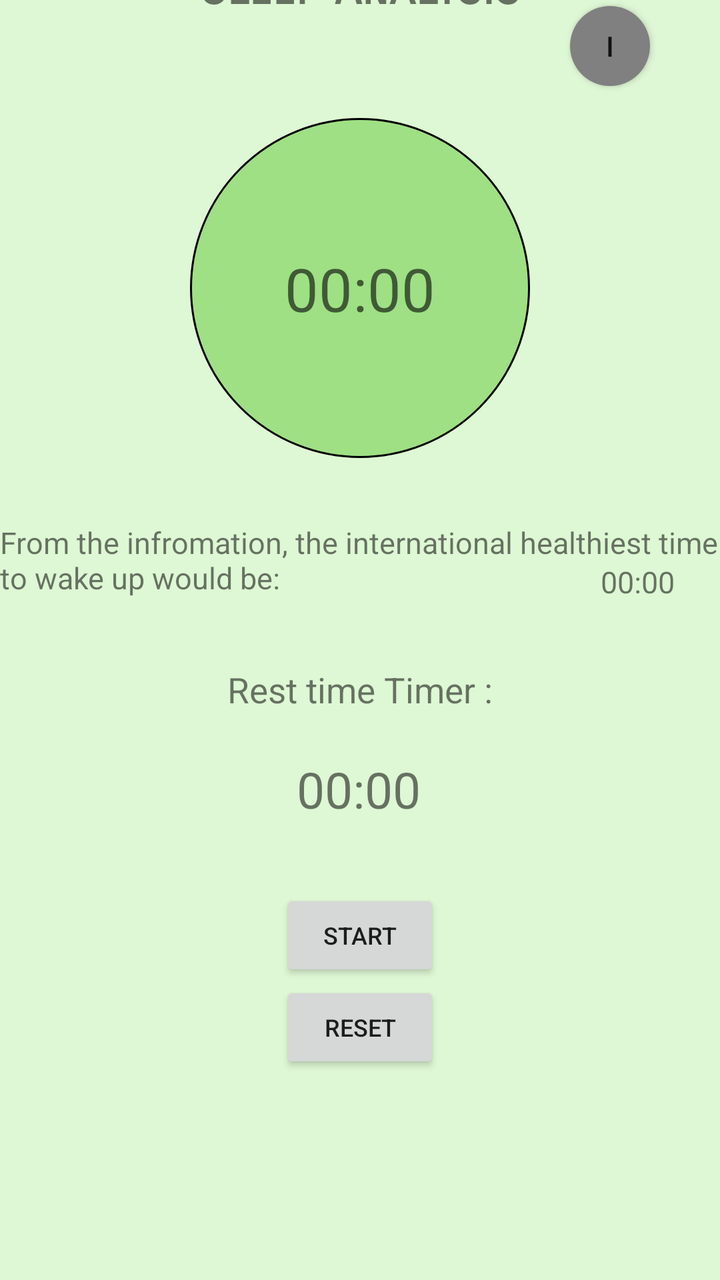
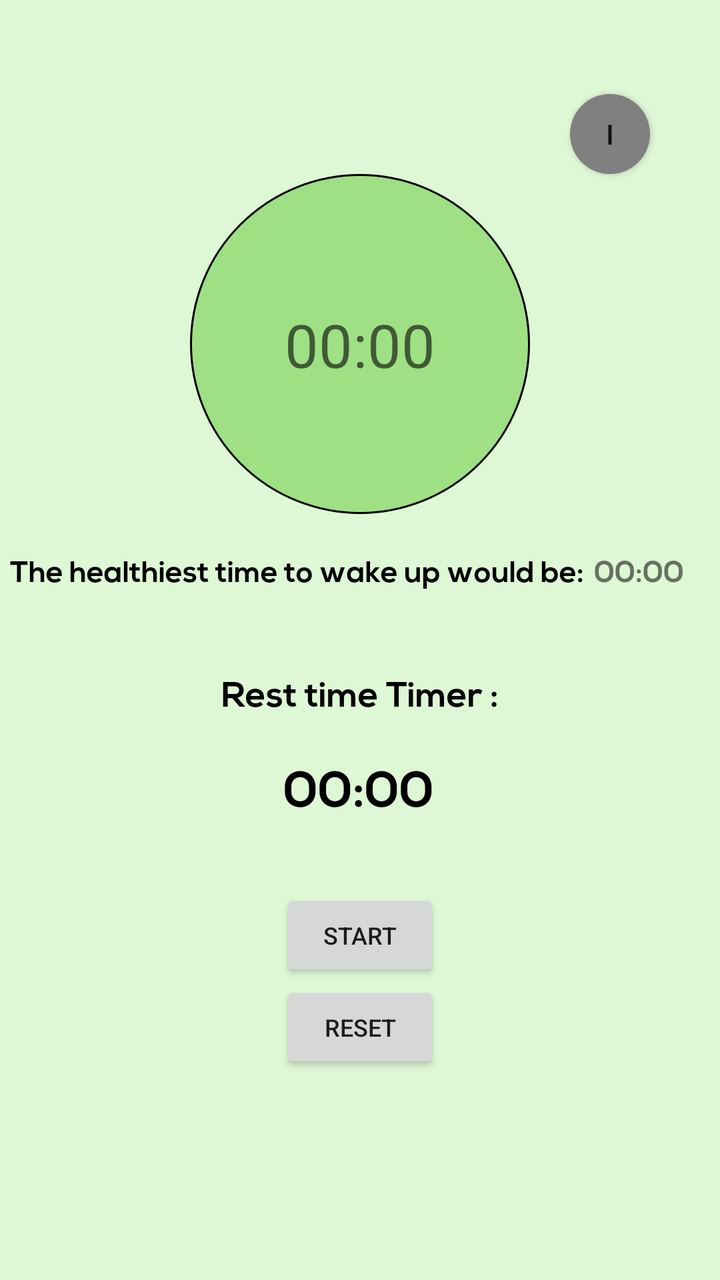

Two renders of the same Android screen: before a commit and after it. Below are the layout's source before the change and the commit's diff.
<!-- AndroidManifest.xml: application theme Theme.Silva -->
<!-- res/layout/activity_sleep_analysis.xml -->
<?xml version="1.0" encoding="utf-8"?>
<androidx.constraintlayout.widget.ConstraintLayout xmlns:android="http://schemas.android.com/apk/res/android"
    xmlns:app="http://schemas.android.com/apk/res-auto"
    xmlns:tools="http://schemas.android.com/tools"
    android:layout_width="match_parent"
    android:layout_height="match_parent"
    android:background="#DEF7D4"

    tools:context=".SleepAnalysis">

    <TextView
        android:id="@+id/textView"
        android:layout_width="wrap_content"
        android:layout_height="wrap_content"
        android:fontFamily="sans-serif-smallcaps"
        android:text="@string/title_sleep_analysis_page"
        android:textAlignment="center"
        android:textSize="24sp"
        android:textStyle="bold"
        app:layout_constraintBottom_toTopOf="@+id/rec_info"
        app:layout_constraintEnd_toEndOf="parent"
        app:layout_constraintHorizontal_bias="0.5"
        app:layout_constraintStart_toStartOf="parent"
        app:layout_constraintTop_toTopOf="parent"
        app:layout_constraintVertical_bias="0.8" />

    <Button
        android:id="@+id/rec_info"
        android:layout_width="40dp"
        android:layout_height="40dp"
        android:layout_marginBottom="16dp"
        android:background="@drawable/roundedbutton"
        android:text="i"
        app:layout_constraintBottom_toTopOf="@+id/Set_time"
        app:layout_constraintEnd_toEndOf="parent"
        app:layout_constraintHorizontal_bias="0.891"
        app:layout_constraintStart_toStartOf="parent" />

    <ImageView
        android:id="@+id/Set_time"
        android:layout_width="170dp"
        android:layout_height="170dp"
        android:layout_marginBottom="32dp"
        app:layout_constraintBottom_toTopOf="@+id/textView4"
        app:layout_constraintEnd_toEndOf="parent"
        app:layout_constraintHorizontal_bias="0.5"
        app:layout_constraintStart_toStartOf="parent"
        app:srcCompat="@drawable/roundedtime" />

    <TextView
        android:id="@+id/time_dialog"
        android:layout_width="wrap_content"
        android:layout_height="wrap_content"
        android:hint="00:00"
        android:textAlignment="center"
        android:textSize="30sp"
        app:layout_constraintBottom_toBottomOf="@+id/Set_time"
        app:layout_constraintEnd_toEndOf="@+id/Set_time"
        app:layout_constraintStart_toStartOf="@+id/Set_time"
        app:layout_constraintTop_toTopOf="@+id/Set_time" />

    <TextView
        android:id="@+id/textView4"
        android:layout_width="wrap_content"
        android:layout_height="wrap_content"
        android:layout_marginBottom="32dp"
        android:height="40dp"
        android:textSize="15sp"
        android:text="@string/text_sleep_analysis_2"
        app:layout_constraintBottom_toTopOf="@+id/textView5"
        app:layout_constraintEnd_toEndOf="parent"
        app:layout_constraintStart_toStartOf="parent" />


    <TextView
        android:id="@+id/rec_time"
        android:layout_width="wrap_content"
        android:layout_height="wrap_content"
        android:text="00:00"
        android:textSize="15sp"
        app:layout_constraintBottom_toBottomOf="@+id/textView4"
        app:layout_constraintEnd_toEndOf="@+id/textView4"
        app:layout_constraintHorizontal_bias="0.93"
        app:layout_constraintStart_toStartOf="@+id/textView4"
        app:layout_constraintTop_toTopOf="@+id/textView4"
        app:layout_constraintVertical_bias="1.0" />

    <Button
        android:id="@+id/rec_ime_1"
        android:layout_width="80dp"
        android:layout_height="46dp"
        android:text="Start"
        android:textSize="12sp"
        app:layout_constraintBottom_toTopOf="@+id/rec_ime_3"
        app:layout_constraintEnd_toEndOf="parent"
        app:layout_constraintHorizontal_bias="0.5"
        app:layout_constraintStart_toStartOf="parent"
        app:layout_constraintTop_toTopOf="parent"
        app:layout_constraintVertical_bias="1.0" />

    <Button
        android:id="@+id/rec_ime_3"
        android:layout_width="80dp"
        android:layout_height="46dp"
        android:text="Reset"
        android:textSize="12sp"
        app:layout_constraintBottom_toBottomOf="parent"
        app:layout_constraintEnd_toEndOf="parent"
        app:layout_constraintHorizontal_bias="0.5"
        app:layout_constraintStart_toStartOf="parent"
        app:layout_constraintTop_toTopOf="parent"
        app:layout_constraintVertical_bias="0.826" />

    <TextView
        android:id="@+id/setalarm"
        android:layout_width="wrap_content"
        android:layout_height="wrap_content"
        android:text="00:00"
        android:textSize="25dp"
        app:layout_constraintBottom_toTopOf="@+id/rec_ime_1"
        app:layout_constraintEnd_toEndOf="parent"
        app:layout_constraintHorizontal_bias="0.498"
        app:layout_constraintStart_toStartOf="parent"
        app:layout_constraintTop_toTopOf="parent"
        app:layout_constraintVertical_bias="0.919" />

    <TextView
        android:id="@+id/textView5"
        android:layout_width="wrap_content"
        android:layout_height="wrap_content"
        android:text="Rest time Timer :"
        android:textSize="17.5dp"
        app:layout_constraintBottom_toTopOf="@+id/setalarm"
        app:layout_constraintEnd_toEndOf="parent"
        app:layout_constraintHorizontal_bias="0.5"
        app:layout_constraintStart_toStartOf="parent"
        app:layout_constraintTop_toTopOf="parent"
        app:layout_constraintVertical_bias="0.941" />


</androidx.constraintlayout.widget.ConstraintLayout>
<!-- resources referenced by this layout -->
<resources>
  <!-- drawable roundedbutton (drawable) -->
  <?xml version="1.0" encoding="utf-8"?>
  <shape xmlns:android="http://schemas.android.com/apk/res/android" android:shape="rectangle">
      <solid android:color="#808080"/>
      <corners android:bottomLeftRadius="40dp"
          android:bottomRightRadius="40dp"
          android:topLeftRadius="40dp"
          android:topRightRadius="40dp"/>
  </shape>
  <!-- drawable roundedtime (drawable) -->
  <?xml version="1.0" encoding="utf-8"?>
  <shape xmlns:android="http://schemas.android.com/apk/res/android" android:shape="rectangle">
      <solid android:color="#9fe084"/>
      <corners android:bottomLeftRadius="170dp"
          android:bottomRightRadius="170dp"
          android:topLeftRadius="170dp"
          android:topRightRadius="170dp"/>
      <stroke android:color="@color/black"
          android:width="1dp"/>
  </shape>
  <string name="text_sleep_analysis_2">From the infromation, the international healthiest time to wake up would be:</string>
  <string name="title_sleep_analysis_page">Sleep Analysis</string>
  <style name="Theme.Silva" parent="Theme.MaterialComponents.DayNight.DarkActionBar">
          
          <item name="colorPrimary">#009060</item>
          <item name="colorPrimaryVariant">#009060</item>
          <item name="colorOnPrimary">@color/black</item>
          
          <item name="colorSecondary">@color/teal_200</item>
          <item name="colorSecondaryVariant">@color/teal_700</item>
          <item name="colorOnSecondary">@color/black</item>
          
          <item name="android:statusBarColor" tools:targetApi="l">?attr/colorPrimaryVariant</item>
          
      </style>
  <color name="black">#FF000000</color>
  <color name="teal_200">#FF03DAC5</color>
  <color name="teal_700">#FF018786</color>
</resources>

<!-- the commit's change to res/layout/activity_sleep_analysis.xml (unified diff, before → after) -->
@@ -12,11 +12,13 @@
         android:id="@+id/textView"
         android:layout_width="wrap_content"
         android:layout_height="wrap_content"
-        android:fontFamily="sans-serif-smallcaps"
+        android:fontFamily="@font/nexa_bold"
         android:text="@string/title_sleep_analysis_page"
         android:textAlignment="center"
+        android:textColor="@color/black"
         android:textSize="24sp"
         android:textStyle="bold"
+        android:layout_marginTop="50dp"
         app:layout_constraintBottom_toTopOf="@+id/rec_info"
         app:layout_constraintEnd_toEndOf="parent"
         app:layout_constraintHorizontal_bias="0.5"
@@ -28,7 +30,7 @@
         android:id="@+id/rec_info"
         android:layout_width="40dp"
         android:layout_height="40dp"
-        android:layout_marginBottom="16dp"
+        android:layout_marginBottom="0dp"
         android:background="@drawable/roundedbutton"
         android:text="i"
         app:layout_constraintBottom_toTopOf="@+id/Set_time"
@@ -40,7 +42,7 @@
         android:id="@+id/Set_time"
         android:layout_width="170dp"
         android:layout_height="170dp"
-        android:layout_marginBottom="32dp"
+        android:layout_marginBottom="20dp"
         app:layout_constraintBottom_toTopOf="@+id/textView4"
         app:layout_constraintEnd_toEndOf="parent"
         app:layout_constraintHorizontal_bias="0.5"
@@ -52,6 +54,7 @@
         android:layout_width="wrap_content"
         android:layout_height="wrap_content"
         android:hint="00:00"
+        android:textColor="@color/black"
         android:textAlignment="center"
         android:textSize="30sp"
         app:layout_constraintBottom_toBottomOf="@+id/Set_time"
@@ -61,10 +64,12 @@
 
     <TextView
         android:id="@+id/textView4"
-        android:layout_width="wrap_content"
+        android:layout_width="350dp"
         android:layout_height="wrap_content"
-        android:layout_marginBottom="32dp"
+        android:layout_marginBottom="20dp"
         android:height="40dp"
+        android:textColor="@color/black"
+        android:fontFamily="@font/nexa_bold"
         android:textSize="15sp"
         android:text="@string/text_sleep_analysis_2"
         app:layout_constraintBottom_toTopOf="@+id/textView5"
@@ -74,16 +79,17 @@
 
     <TextView
         android:id="@+id/rec_time"
-        android:layout_width="wrap_content"
-        android:layout_height="wrap_content"
+        android:layout_width="58dp"
+        android:layout_height="20dp"
+        android:fontFamily="@font/nexa_bold"
         android:text="00:00"
         android:textSize="15sp"
         app:layout_constraintBottom_toBottomOf="@+id/textView4"
         app:layout_constraintEnd_toEndOf="@+id/textView4"
-        app:layout_constraintHorizontal_bias="0.93"
+        app:layout_constraintHorizontal_bias="1.0"
         app:layout_constraintStart_toStartOf="@+id/textView4"
         app:layout_constraintTop_toTopOf="@+id/textView4"
-        app:layout_constraintVertical_bias="1.0" />
+        app:layout_constraintVertical_bias="0.0" />
 
     <Button
         android:id="@+id/rec_ime_1"
@@ -116,7 +122,9 @@
         android:layout_width="wrap_content"
         android:layout_height="wrap_content"
         android:text="00:00"
+        android:textColor="@color/black"
         android:textSize="25dp"
+        android:fontFamily="@font/nexa_bold"
         app:layout_constraintBottom_toTopOf="@+id/rec_ime_1"
         app:layout_constraintEnd_toEndOf="parent"
         app:layout_constraintHorizontal_bias="0.498"
@@ -130,6 +138,8 @@
         android:layout_height="wrap_content"
         android:text="Rest time Timer :"
         android:textSize="17.5dp"
+        android:textColor="@color/black"
+        android:fontFamily="@font/nexa_bold"
         app:layout_constraintBottom_toTopOf="@+id/setalarm"
         app:layout_constraintEnd_toEndOf="parent"
         app:layout_constraintHorizontal_bias="0.5"
<!-- resource entries referenced after the edit -->
@@ -1,5 +1,6 @@
 <!-- resources referenced by this layout -->
 <resources>
+  <color name="black">#FF000000</color>
   <!-- drawable roundedbutton (drawable) -->
   <?xml version="1.0" encoding="utf-8"?>
   <shape xmlns:android="http://schemas.android.com/apk/res/android" android:shape="rectangle">
@@ -20,7 +21,7 @@
       <stroke android:color="@color/black"
           android:width="1dp"/>
   </shape>
-  <string name="text_sleep_analysis_2">From the infromation, the international healthiest time to wake up would be:</string>
+  <string name="text_sleep_analysis_2">The healthiest time to wake up would be:</string>
   <string name="title_sleep_analysis_page">Sleep Analysis</string>
   <style name="Theme.Silva" parent="Theme.MaterialComponents.DayNight.DarkActionBar">
           
@@ -35,7 +36,6 @@
           <item name="android:statusBarColor" tools:targetApi="l">?attr/colorPrimaryVariant</item>
           
       </style>
-  <color name="black">#FF000000</color>
   <color name="teal_200">#FF03DAC5</color>
   <color name="teal_700">#FF018786</color>
 </resources>
